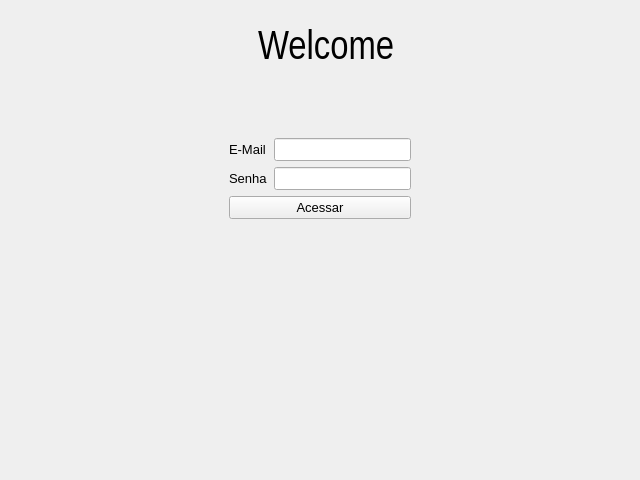
First picture: the form in view/layout/Login.ui, repository Wth10/System-Programmer, before the edit.
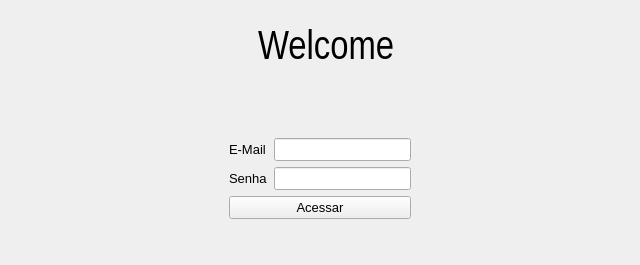
Second picture: the form after the edit. Icons and pictures are not drawn.

```diff
--- a/view/layout/Login.ui
+++ b/view/layout/Login.ui
@@ -7,7 +7,7 @@
     <x>0</x>
     <y>0</y>
     <width>640</width>
-    <height>480</height>
+    <height>265</height>
    </rect>
   </property>
   <property name="windowTitle">
```
